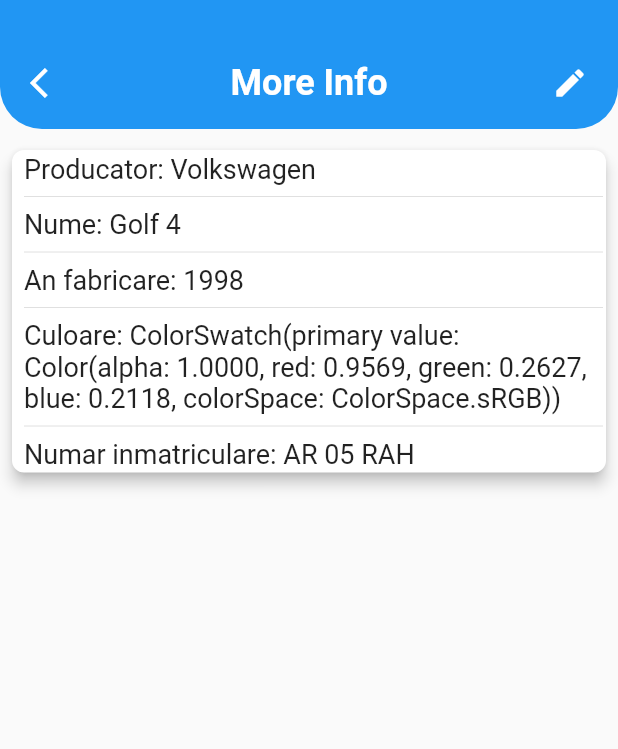
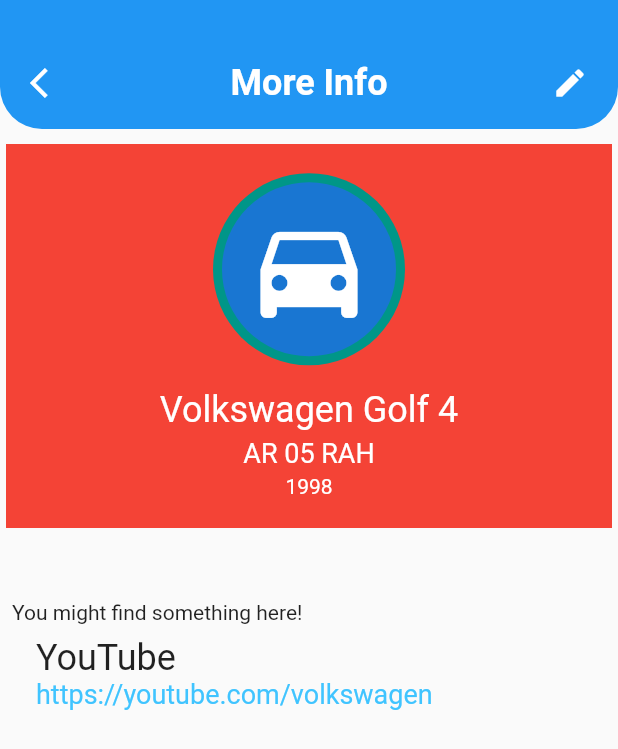
Before and after one commit to AlinBorcea/AtestatInfo, a Flutter app: the screen it shows after launch, after a tap on the "info" icon, on a phone screen of 412 x 824 dp. Shown: the top 749 px of the screen. Run offline on Flutter 3.47's test engine with Material 2 defaults, Android fonts, the phone set to English and light mode, and no system bars.

Commit message:
created more_info skeleton

```diff
--- a/lib/home/more_info.dart
+++ b/lib/home/more_info.dart
@@ -1,3 +1,5 @@
+import 'dart:io';
+
 import 'package:flutter/material.dart';
 import 'package:taxe_masina/home/car.dart';
 import 'utils.dart';
@@ -20,6 +22,7 @@ class _MoreInfoState extends State<MoreInfo> {
         child: Container(
           child: Stack(
             children: <Widget>[
+              /// top bar
               Container(
                 padding: EdgeInsets.only(top: 24.0),
                 height: 86.0,
@@ -40,9 +43,57 @@ class _MoreInfoState extends State<MoreInfo> {
                       'editing ${widget._car.brand} ${widget._car.name}'),
                 ),
               ),
+              /// car info
               Container(
                 margin: EdgeInsets.only(top: 96.0, left: 4.0, right: 4.0),
-                child: carCard(widget._car, context),
+                color: Colors.red,
+                height: 256.0,
+                width: size.width,
+                child: Column(
+                  mainAxisAlignment: MainAxisAlignment.center,
+                  crossAxisAlignment: CrossAxisAlignment.center,
+                  children: <Widget>[
+                    CircleAvatar(
+                      minRadius: 64,
+                      backgroundColor: Colors.teal,
+                      child: CircleAvatar(
+                        minRadius: 58,
+                        child: Icon(Icons.directions_car, size: 86,),
+                      ),
+                    ),
+                    SizedBox(height: 16,),
+                    Text('${widget._car.brand} ${widget._car.name}',
+                    style: TextStyle(color: Colors.white, fontSize: 24),),
+                    SizedBox(height: 4,),
+                    Text('${widget._car.plateNumber}',
+                     style: TextStyle(color: Colors.white, fontSize: 18),),
+                    SizedBox(height: 4,),
+                    Text('${widget._car.manufactureYear}',
+                     style: TextStyle(color: Colors.white, fontSize: 14),),
+                ],
+                ),
+              ),
+              Container(
+                margin: EdgeInsets.only(top: 400, left: 8),
+                child: Column(
+                  crossAxisAlignment: CrossAxisAlignment.start,
+                  mainAxisAlignment: MainAxisAlignment.center,
+                  children: <Widget>[
+                    Text('You might find something here!'),
+                    GestureDetector(
+                      onTap: () {
+                        _openLink('https://youtube.com/volkswagen');
+                      },
+                      child: ListTile(
+                        title: Text('YouTube',
+                        style: TextStyle(fontSize: 24),),
+                        subtitle: Text('https://youtube.com/volkswagen',
+                         style: TextStyle(fontSize: 18,
+                         color: Colors.lightBlueAccent),),
+                    ),
+                    ),
+                  ],
+                  ),
               ),
             ],
           ),
@@ -50,4 +101,9 @@ class _MoreInfoState extends State<MoreInfo> {
       ),
     );
   }
+
+  void _openLink(String link) async {
+    debugPrint(link);
+  }
+
 }
--- a/lib/home/utils.dart
+++ b/lib/home/utils.dart
@@ -34,31 +34,3 @@ Widget topBar3(
     ),
   );
 }
-
-Widget carCard(Car car, BuildContext context) {
-  TextStyle infoStyle = new TextStyle(fontSize: 18.0);
-  return Card(
-    elevation: 4.0,
-    shape: RoundedRectangleBorder(
-      borderRadius: BorderRadius.circular(8.0),
-    ),
-    child: Container(
-      margin: EdgeInsets.only(left: 8.0, top: 2.0, bottom: 2.0, right: 2.0),
-      width: MediaQuery.of(context).size.width,
-      child: Column(
-        crossAxisAlignment: CrossAxisAlignment.start,
-        children: <Widget>[
-          Text('Producator: ${car.brand}', style: infoStyle),
-          Divider(),
-          Text('Nume: ${car.name}', style: infoStyle,),
-          Divider(),
-          Text('An fabricare: ${car.manufactureYear}', style: infoStyle),
-          Divider(),
-          Text('Culoare: ${car.color.toString()}', style: infoStyle,),
-          Divider(),
-          Text('Numar inmatriculare: ${car.plateNumber}', style: infoStyle,),
-        ],
-      ),
-    ),
-  );
-}
```
